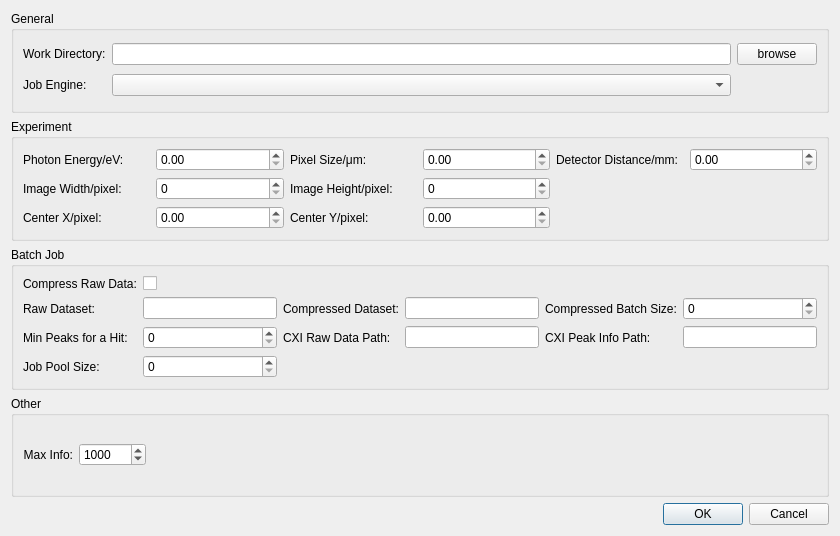
Before: the Qt Designer form ui/settings_diag.ui in LiuLab-CSRC/ClickX, drawn with Qt 5.
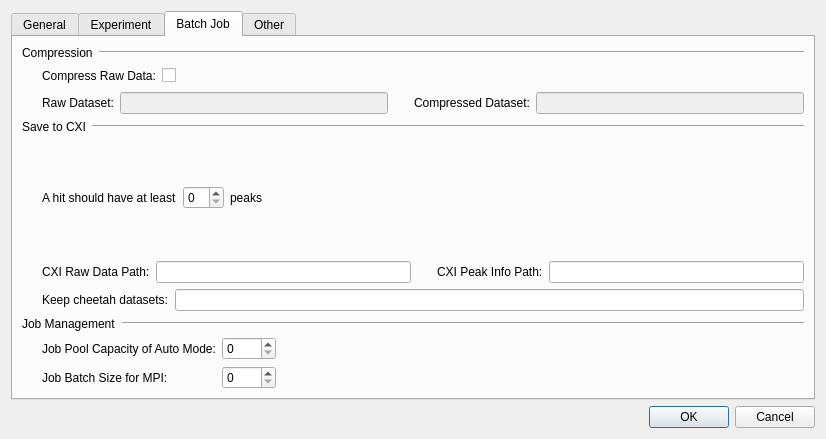
After: the same form once the commit is applied. The open tabs and pages were chosen to show the change.

Commit message: redesign setting module, add cheetah datasets

What changed in the file:
```diff
--- a/ui/settings_diag.ui
+++ b/ui/settings_diag.ui
@@ -6,19 +6,25 @@
    <rect>
     <x>0</x>
     <y>0</y>
-    <width>840</width>
-    <height>536</height>
+    <width>826</width>
+    <height>439</height>
    </rect>
   </property>
   <property name="windowTitle">
    <string>Settings</string>
   </property>
-  <layout class="QVBoxLayout" name="verticalLayout_2">
+  <layout class="QVBoxLayout" name="verticalLayout">
    <item>
-    <widget class="QGroupBox" name="groupBox">
-     <property name="title">
+    <widget class="QTabWidget" name="tabWidget">
+     <property name="currentIndex">
+      <number>0</number>
+     </property>
+     <widget class="QWidget" name="tab">
+      <attribute name="title">
       <string>General</string>
-     </property>
+      </attribute>
+      <layout class="QVBoxLayout" name="verticalLayout_4">
+       <item>
      <layout class="QGridLayout" name="gridLayout">
       <item row="0" column="0">
        <widget class="QLabel" name="label">
@@ -48,135 +54,378 @@
        <widget class="QComboBox" name="jobEngine"/>
       </item>
      </layout>
-    </widget>
    </item>
    <item>
-    <widget class="QGroupBox" name="groupBox_5">
-     <property name="title">
+        <spacer name="verticalSpacer_3">
+         <property name="orientation">
+          <enum>Qt::Vertical</enum>
+         </property>
+         <property name="sizeHint" stdset="0">
+          <size>
+           <width>20</width>
+           <height>187</height>
+          </size>
+         </property>
+        </spacer>
+       </item>
+      </layout>
+     </widget>
+     <widget class="QWidget" name="tab_2">
+      <attribute name="title">
       <string>Experiment</string>
-     </property>
-     <layout class="QHBoxLayout" name="horizontalLayout">
+      </attribute>
+      <layout class="QVBoxLayout" name="verticalLayout_7">
+       <item>
+        <layout class="QVBoxLayout" name="verticalLayout_2">
+         <item>
+          <layout class="QHBoxLayout" name="horizontalLayout_2" stretch="0,1">
+           <item>
+            <widget class="QLabel" name="label_17">
+             <property name="text">
+              <string>Source &amp; Detector</string>
+             </property>
+            </widget>
+           </item>
+           <item>
+            <widget class="Line" name="line">
+             <property name="orientation">
+              <enum>Qt::Horizontal</enum>
+             </property>
+            </widget>
+           </item>
+          </layout>
+         </item>
+         <item>
+          <layout class="QHBoxLayout" name="horizontalLayout_3">
       <item>
        <layout class="QGridLayout" name="gridLayout_2">
-        <item row="2" column="0">
-         <widget class="QLabel" name="label_8">
-          <property name="text">
-           <string>Center X/pixel:</string>
-          </property>
-         </widget>
-        </item>
-        <item row="2" column="2">
-         <widget class="QLabel" name="label_9">
-          <property name="text">
-           <string>Center Y/pixel:</string>
-          </property>
-         </widget>
-        </item>
-        <item row="2" column="3">
-         <widget class="QDoubleSpinBox" name="centerY">
-          <property name="maximum">
-           <double>9999.000000000000000</double>
+             <item row="0" column="0">
+              <spacer name="horizontalSpacer_2">
+               <property name="orientation">
+                <enum>Qt::Horizontal</enum>
+               </property>
+               <property name="sizeType">
+                <enum>QSizePolicy::Fixed</enum>
+               </property>
+               <property name="sizeHint" stdset="0">
+                <size>
+                 <width>20</width>
+                 <height>20</height>
+                </size>
+               </property>
+              </spacer>
+             </item>
+             <item row="0" column="1">
+              <widget class="QLabel" name="label_3">
+               <property name="text">
+                <string>Photon Energy:</string>
           </property>
          </widget>
         </item>
         <item row="0" column="2">
+              <widget class="QDoubleSpinBox" name="photonEnergy">
+               <property name="maximum">
+                <double>99999.000000000000000</double>
+               </property>
+              </widget>
+             </item>
+             <item row="0" column="3">
+              <widget class="QLabel" name="label_18">
+               <property name="text">
+                <string>eV</string>
+               </property>
+              </widget>
+             </item>
+             <item row="1" column="1">
          <widget class="QLabel" name="label_5">
           <property name="text">
-           <string>Pixel Size/μm:</string>
+                <string>Pixel Size:</string>
           </property>
          </widget>
         </item>
-        <item row="0" column="4">
-         <widget class="QLabel" name="label_4">
-          <property name="text">
-           <string>Detector Distance/mm:</string>
-          </property>
-         </widget>
-        </item>
-        <item row="0" column="3">
+             <item row="1" column="2">
          <widget class="QDoubleSpinBox" name="pixelSize">
           <property name="maximum">
            <double>9999.000000000000000</double>
           </property>
          </widget>
         </item>
+             <item row="1" column="3">
+              <widget class="QLabel" name="label_21">
+               <property name="text">
+                <string>μm</string>
+               </property>
+              </widget>
+             </item>
         <item row="2" column="1">
-         <widget class="QDoubleSpinBox" name="centerX">
+              <widget class="QLabel" name="label_4">
+               <property name="text">
+                <string>Detector Distance:</string>
+               </property>
+              </widget>
+             </item>
+             <item row="2" column="2">
+              <widget class="QDoubleSpinBox" name="detectorDistance">
           <property name="maximum">
            <double>9999.000000000000000</double>
           </property>
          </widget>
         </item>
-        <item row="1" column="1">
-         <widget class="QSpinBox" name="imageWidth">
-          <property name="maximum">
-           <number>9999</number>
+             <item row="2" column="3">
+              <widget class="QLabel" name="label_22">
+               <property name="text">
+                <string>mm</string>
           </property>
          </widget>
         </item>
-        <item row="1" column="3">
-         <widget class="QSpinBox" name="imageHeight">
-          <property name="maximum">
-           <number>9999</number>
-          </property>
-         </widget>
-        </item>
-        <item row="1" column="0">
+            </layout>
+           </item>
+           <item>
+            <spacer name="horizontalSpacer_3">
+             <property name="orientation">
+              <enum>Qt::Horizontal</enum>
+             </property>
+             <property name="sizeHint" stdset="0">
+              <size>
+               <width>40</width>
+               <height>20</height>
+              </size>
+             </property>
+            </spacer>
+           </item>
+          </layout>
+         </item>
+        </layout>
+       </item>
+       <item>
+        <layout class="QVBoxLayout" name="verticalLayout_6">
+         <item>
+          <layout class="QHBoxLayout" name="horizontalLayout_4" stretch="0,1">
+           <item>
+            <widget class="QLabel" name="label_23">
+             <property name="text">
+              <string>Raw Image</string>
+             </property>
+            </widget>
+           </item>
+           <item>
+            <widget class="Line" name="line_2">
+             <property name="orientation">
+              <enum>Qt::Horizontal</enum>
+             </property>
+            </widget>
+           </item>
+          </layout>
+         </item>
+         <item>
+          <layout class="QHBoxLayout" name="horizontalLayout_5">
+           <item>
+            <layout class="QGridLayout" name="gridLayout_4">
+             <item row="0" column="0">
+              <spacer name="horizontalSpacer_4">
+               <property name="orientation">
+                <enum>Qt::Horizontal</enum>
+               </property>
+               <property name="sizeType">
+                <enum>QSizePolicy::Fixed</enum>
+               </property>
+               <property name="sizeHint" stdset="0">
+                <size>
+                 <width>20</width>
+                 <height>20</height>
+                </size>
+               </property>
+              </spacer>
+             </item>
+             <item row="0" column="1">
          <widget class="QLabel" name="label_6">
           <property name="text">
-           <string>Image Width/pixel:</string>
+                <string>Width:</string>
           </property>
          </widget>
         </item>
-        <item row="0" column="1">
-         <widget class="QDoubleSpinBox" name="photonEnergy">
+             <item row="0" column="2">
+              <widget class="QSpinBox" name="imageWidth">
           <property name="maximum">
-           <double>99999.000000000000000</double>
+                <number>9999</number>
           </property>
          </widget>
         </item>
-        <item row="0" column="0">
-         <widget class="QLabel" name="label_3">
-          <property name="text">
-           <string>Photon Energy/eV:</string>
-          </property>
-         </widget>
-        </item>
-        <item row="1" column="2">
+             <item row="0" column="3">
+              <spacer name="horizontalSpacer_6">
+               <property name="orientation">
+                <enum>Qt::Horizontal</enum>
+               </property>
+               <property name="sizeType">
+                <enum>QSizePolicy::Fixed</enum>
+               </property>
+               <property name="sizeHint" stdset="0">
+                <size>
+                 <width>20</width>
+                 <height>20</height>
+                </size>
+               </property>
+              </spacer>
+             </item>
+             <item row="0" column="4">
          <widget class="QLabel" name="label_7">
           <property name="text">
-           <string>Image Height/pixel:</string>
+                <string>Height:</string>
           </property>
          </widget>
         </item>
         <item row="0" column="5">
-         <widget class="QDoubleSpinBox" name="detectorDistance">
+              <widget class="QSpinBox" name="imageHeight">
           <property name="maximum">
+                <number>9999</number>
+               </property>
+              </widget>
+             </item>
+             <item row="1" column="0">
+              <spacer name="horizontalSpacer_5">
+               <property name="orientation">
+                <enum>Qt::Horizontal</enum>
+               </property>
+               <property name="sizeType">
+                <enum>QSizePolicy::Fixed</enum>
+               </property>
+               <property name="sizeHint" stdset="0">
+                <size>
+                 <width>20</width>
+                 <height>20</height>
+                </size>
+               </property>
+              </spacer>
+             </item>
+             <item row="1" column="1">
+              <widget class="QLabel" name="label_8">
+               <property name="text">
+                <string>Center X:</string>
+               </property>
+              </widget>
+             </item>
+             <item row="1" column="2">
+              <widget class="QDoubleSpinBox" name="centerX">
+               <property name="maximum">
            <double>9999.000000000000000</double>
           </property>
          </widget>
         </item>
-       </layout>
-      </item>
-     </layout>
-    </widget>
-   </item>
+             <item row="1" column="3">
+              <spacer name="horizontalSpacer_7">
+               <property name="orientation">
+                <enum>Qt::Horizontal</enum>
+               </property>
+               <property name="sizeType">
+                <enum>QSizePolicy::Fixed</enum>
+               </property>
+               <property name="sizeHint" stdset="0">
+                <size>
+                 <width>20</width>
+                 <height>20</height>
+                </size>
+               </property>
+              </spacer>
+             </item>
+             <item row="1" column="4">
+              <widget class="QLabel" name="label_9">
+               <property name="text">
+                <string>Center Y:</string>
+               </property>
+              </widget>
+             </item>
+             <item row="1" column="5">
+              <widget class="QDoubleSpinBox" name="centerY">
+               <property name="maximum">
+                <double>9999.000000000000000</double>
+               </property>
+              </widget>
+             </item>
+            </layout>
+           </item>
+           <item>
+            <spacer name="horizontalSpacer_8">
+             <property name="orientation">
+              <enum>Qt::Horizontal</enum>
+             </property>
+             <property name="sizeHint" stdset="0">
+              <size>
+               <width>40</width>
+               <height>20</height>
+              </size>
+             </property>
+            </spacer>
+           </item>
+          </layout>
+         </item>
+        </layout>
+       </item>
    <item>
-    <widget class="QGroupBox" name="groupBox_3">
-     <property name="title">
+        <spacer name="verticalSpacer">
+         <property name="orientation">
+          <enum>Qt::Vertical</enum>
+         </property>
+         <property name="sizeHint" stdset="0">
+          <size>
+           <width>20</width>
+           <height>85</height>
+          </size>
+         </property>
+        </spacer>
+       </item>
+      </layout>
+     </widget>
+     <widget class="QWidget" name="tab_3">
+      <attribute name="title">
       <string>Batch Job</string>
-     </property>
-     <layout class="QVBoxLayout" name="verticalLayout">
+      </attribute>
+      <layout class="QVBoxLayout" name="verticalLayout_10">
+       <item>
+        <layout class="QVBoxLayout" name="verticalLayout_3">
+         <item>
+          <layout class="QHBoxLayout" name="horizontalLayout_6" stretch="0,1">
+           <item>
+            <widget class="QLabel" name="label_24">
+             <property name="text">
+              <string>Compression</string>
+             </property>
+            </widget>
+           </item>
       <item>
-       <layout class="QGridLayout" name="gridLayout_3">
-        <item row="0" column="0">
+            <widget class="Line" name="line_3">
+             <property name="orientation">
+              <enum>Qt::Horizontal</enum>
+             </property>
+            </widget>
+           </item>
+          </layout>
+         </item>
+         <item>
+          <layout class="QHBoxLayout" name="horizontalLayout_7">
+           <item>
+            <spacer name="horizontalSpacer_9">
+             <property name="orientation">
+              <enum>Qt::Horizontal</enum>
+             </property>
+             <property name="sizeType">
+              <enum>QSizePolicy::Fixed</enum>
+             </property>
+             <property name="sizeHint" stdset="0">
+              <size>
+               <width>20</width>
+               <height>20</height>
+              </size>
+             </property>
+            </spacer>
+           </item>
+           <item>
          <widget class="QLabel" name="label_14">
           <property name="text">
            <string>Compress Raw Data:</string>
           </property>
          </widget>
         </item>
-        <item row="0" column="1">
+           <item>
          <widget class="QCheckBox" name="compressRawData">
           <property name="text">
            <string/>
@@ -186,95 +435,357 @@
           </property>
          </widget>
         </item>
-        <item row="1" column="0">
+           <item>
+            <spacer name="horizontalSpacer_12">
+             <property name="orientation">
+              <enum>Qt::Horizontal</enum>
+             </property>
+             <property name="sizeHint" stdset="0">
+              <size>
+               <width>40</width>
+               <height>20</height>
+              </size>
+             </property>
+            </spacer>
+           </item>
+          </layout>
+         </item>
+         <item>
+          <layout class="QHBoxLayout" name="horizontalLayout_8" stretch="0,0,0,0,0,0">
+           <item>
+            <spacer name="horizontalSpacer_10">
+             <property name="orientation">
+              <enum>Qt::Horizontal</enum>
+             </property>
+             <property name="sizeType">
+              <enum>QSizePolicy::Fixed</enum>
+             </property>
+             <property name="sizeHint" stdset="0">
+              <size>
+               <width>20</width>
+               <height>20</height>
+              </size>
+             </property>
+            </spacer>
+           </item>
+           <item>
          <widget class="QLabel" name="label_10">
           <property name="text">
            <string>Raw Dataset:</string>
           </property>
          </widget>
         </item>
-        <item row="1" column="1">
-         <widget class="QLineEdit" name="rawDataset"/>
-        </item>
-        <item row="1" column="2">
+           <item>
+            <widget class="QLineEdit" name="rawDataset">
+             <property name="enabled">
+              <bool>false</bool>
+             </property>
+            </widget>
+           </item>
+           <item>
+            <spacer name="horizontalSpacer_11">
+             <property name="orientation">
+              <enum>Qt::Horizontal</enum>
+             </property>
+             <property name="sizeType">
+              <enum>QSizePolicy::Fixed</enum>
+             </property>
+             <property name="sizeHint" stdset="0">
+              <size>
+               <width>20</width>
+               <height>20</height>
+              </size>
+             </property>
+            </spacer>
+           </item>
+           <item>
          <widget class="QLabel" name="label_13">
           <property name="text">
            <string>Compressed Dataset:</string>
           </property>
          </widget>
         </item>
-        <item row="1" column="3">
-         <widget class="QLineEdit" name="compressedDataset"/>
-        </item>
-        <item row="1" column="4">
-         <widget class="QLabel" name="label_12">
+           <item>
+            <widget class="QLineEdit" name="compressedDataset">
+             <property name="enabled">
+              <bool>false</bool>
+             </property>
+            </widget>
+           </item>
+          </layout>
+         </item>
+        </layout>
+       </item>
+       <item>
+        <layout class="QVBoxLayout" name="verticalLayout_8">
+         <item>
+          <layout class="QHBoxLayout" name="horizontalLayout_9" stretch="0,1">
+           <item>
+            <widget class="QLabel" name="label_25">
           <property name="text">
-           <string>Compressed Batch Size:</string>
+              <string>Save to CXI</string>
           </property>
          </widget>
         </item>
-        <item row="1" column="5">
-         <widget class="QSpinBox" name="compressedBatchSize">
-          <property name="maximum">
-           <number>9999</number>
+           <item>
+            <widget class="Line" name="line_4">
+             <property name="orientation">
+              <enum>Qt::Horizontal</enum>
           </property>
          </widget>
         </item>
-        <item row="2" column="0">
+          </layout>
+         </item>
+         <item>
+          <layout class="QHBoxLayout" name="horizontalLayout_10">
+           <item>
+            <spacer name="horizontalSpacer_14">
+             <property name="orientation">
+              <enum>Qt::Horizontal</enum>
+             </property>
+             <property name="sizeType">
+              <enum>QSizePolicy::Fixed</enum>
+             </property>
+             <property name="sizeHint" stdset="0">
+              <size>
+               <width>20</width>
+               <height>20</height>
+              </size>
+             </property>
+            </spacer>
+           </item>
+           <item>
          <widget class="QLabel" name="label_20">
           <property name="text">
-           <string>Min Peaks for a Hit:</string>
+              <string>A hit should have at least</string>
           </property>
          </widget>
         </item>
-        <item row="2" column="1">
+           <item>
          <widget class="QSpinBox" name="minPeaks"/>
         </item>
-        <item row="2" column="2">
+           <item>
+            <widget class="QLabel" name="label_26">
+             <property name="text">
+              <string>peaks</string>
+             </property>
+            </widget>
+           </item>
+           <item>
+            <spacer name="horizontalSpacer_16">
+             <property name="orientation">
+              <enum>Qt::Horizontal</enum>
+             </property>
+             <property name="sizeHint" stdset="0">
+              <size>
+               <width>40</width>
+               <height>20</height>
+              </size>
+             </property>
+            </spacer>
+           </item>
+          </layout>
+         </item>
+         <item>
+          <layout class="QHBoxLayout" name="horizontalLayout_11">
+           <item>
+            <spacer name="horizontalSpacer_17">
+             <property name="orientation">
+              <enum>Qt::Horizontal</enum>
+             </property>
+             <property name="sizeType">
+              <enum>QSizePolicy::Fixed</enum>
+             </property>
+             <property name="sizeHint" stdset="0">
+              <size>
+               <width>20</width>
+               <height>20</height>
+              </size>
+             </property>
+            </spacer>
+           </item>
+           <item>
          <widget class="QLabel" name="label_11">
           <property name="text">
            <string>CXI Raw Data Path:</string>
           </property>
          </widget>
         </item>
-        <item row="2" column="3">
+           <item>
          <widget class="QLineEdit" name="cxiRawDataPath"/>
         </item>
-        <item row="2" column="4">
+           <item>
+            <spacer name="horizontalSpacer_15">
+             <property name="orientation">
+              <enum>Qt::Horizontal</enum>
+             </property>
+             <property name="sizeType">
+              <enum>QSizePolicy::Fixed</enum>
+             </property>
+             <property name="sizeHint" stdset="0">
+              <size>
+               <width>20</width>
+               <height>20</height>
+              </size>
+             </property>
+            </spacer>
+           </item>
+           <item>
          <widget class="QLabel" name="label_16">
           <property name="text">
            <string>CXI Peak Info Path:</string>
           </property>
          </widget>
         </item>
-        <item row="2" column="5">
+           <item>
          <widget class="QLineEdit" name="cxiPeakInfoPath"/>
         </item>
-        <item row="3" column="0">
+          </layout>
+         </item>
+         <item>
+          <layout class="QHBoxLayout" name="horizontalLayout_12">
+           <item>
+            <spacer name="horizontalSpacer_18">
+             <property name="orientation">
+              <enum>Qt::Horizontal</enum>
+             </property>
+             <property name="sizeType">
+              <enum>QSizePolicy::Fixed</enum>
+             </property>
+             <property name="sizeHint" stdset="0">
+              <size>
+               <width>20</width>
+               <height>20</height>
+              </size>
+             </property>
+            </spacer>
+           </item>
+           <item>
+            <widget class="QLabel" name="label_27">
+             <property name="text">
+              <string>Keep cheetah datasets:</string>
+             </property>
+            </widget>
+           </item>
+           <item>
+            <widget class="QLineEdit" name="cheetahDatasets"/>
+           </item>
+          </layout>
+         </item>
+        </layout>
+       </item>
+       <item>
+        <layout class="QVBoxLayout" name="verticalLayout_9">
+         <item>
+          <layout class="QHBoxLayout" name="horizontalLayout_13" stretch="0,1">
+           <item>
+            <widget class="QLabel" name="label_28">
+             <property name="text">
+              <string>Job Management</string>
+             </property>
+            </widget>
+           </item>
+           <item>
+            <widget class="Line" name="line_5">
+             <property name="orientation">
+              <enum>Qt::Horizontal</enum>
+             </property>
+            </widget>
+           </item>
+          </layout>
+         </item>
+         <item>
+          <layout class="QHBoxLayout" name="horizontalLayout_14">
+           <item>
+            <layout class="QGridLayout" name="gridLayout_3">
+             <item row="0" column="0">
+              <spacer name="horizontalSpacer_19">
+               <property name="orientation">
+                <enum>Qt::Horizontal</enum>
+               </property>
+               <property name="sizeType">
+                <enum>QSizePolicy::Fixed</enum>
+               </property>
+               <property name="sizeHint" stdset="0">
+                <size>
+                 <width>20</width>
+                 <height>20</height>
+                </size>
+               </property>
+              </spacer>
+             </item>
+             <item row="0" column="1">
          <widget class="QLabel" name="label_15">
           <property name="text">
-           <string>Job Pool Size:</string>
+                <string>Job Pool Capacity of Auto Mode:</string>
           </property>
          </widget>
         </item>
-        <item row="3" column="1">
+             <item row="0" column="2">
          <widget class="QSpinBox" name="jobPoolSize">
           <property name="value">
            <number>0</number>
           </property>
          </widget>
         </item>
-       </layout>
-      </item>
-     </layout>
-    </widget>
+             <item row="1" column="0">
+              <spacer name="horizontalSpacer_20">
+               <property name="orientation">
+                <enum>Qt::Horizontal</enum>
+               </property>
+               <property name="sizeType">
+                <enum>QSizePolicy::Fixed</enum>
+               </property>
+               <property name="sizeHint" stdset="0">
+                <size>
+                 <width>20</width>
+                 <height>20</height>
+                </size>
+               </property>
+              </spacer>
+             </item>
+             <item row="1" column="1">
+              <widget class="QLabel" name="label_12">
+               <property name="text">
+                <string>Job Batch Size for MPI:</string>
+               </property>
+              </widget>
+             </item>
+             <item row="1" column="2">
+              <widget class="QSpinBox" name="mpiBatchSize">
+               <property name="maximum">
+                <number>9999</number>
+               </property>
+              </widget>
+             </item>
+            </layout>
    </item>
    <item>
-    <widget class="QGroupBox" name="groupBox_6">
-     <property name="title">
+            <spacer name="horizontalSpacer_21">
+             <property name="orientation">
+              <enum>Qt::Horizontal</enum>
+             </property>
+             <property name="sizeHint" stdset="0">
+              <size>
+               <width>40</width>
+               <height>20</height>
+              </size>
+             </property>
+            </spacer>
+           </item>
+          </layout>
+         </item>
+        </layout>
+       </item>
+      </layout>
+     </widget>
+     <widget class="QWidget" name="tab_4">
+      <attribute name="title">
       <string>Other</string>
-     </property>
-     <layout class="QHBoxLayout" name="horizontalLayout_9">
+      </attribute>
+      <layout class="QVBoxLayout" name="verticalLayout_5">
+       <item>
+        <layout class="QHBoxLayout" name="horizontalLayout">
       <item>
        <widget class="QLabel" name="label_19">
         <property name="text">
@@ -302,13 +813,29 @@
         </property>
         <property name="sizeHint" stdset="0">
          <size>
-          <width>633</width>
+             <width>40</width>
           <height>20</height>
          </size>
         </property>
        </spacer>
       </item>
      </layout>
+       </item>
+       <item>
+        <spacer name="verticalSpacer_4">
+         <property name="orientation">
+          <enum>Qt::Vertical</enum>
+         </property>
+         <property name="sizeHint" stdset="0">
+          <size>
+           <width>20</width>
+           <height>224</height>
+          </size>
+         </property>
+        </spacer>
+       </item>
+      </layout>
+     </widget>
     </widget>
    </item>
    <item>
```
Lines whose indentation alone changed are shown as unchanged. The commit also changes 6 other files.
